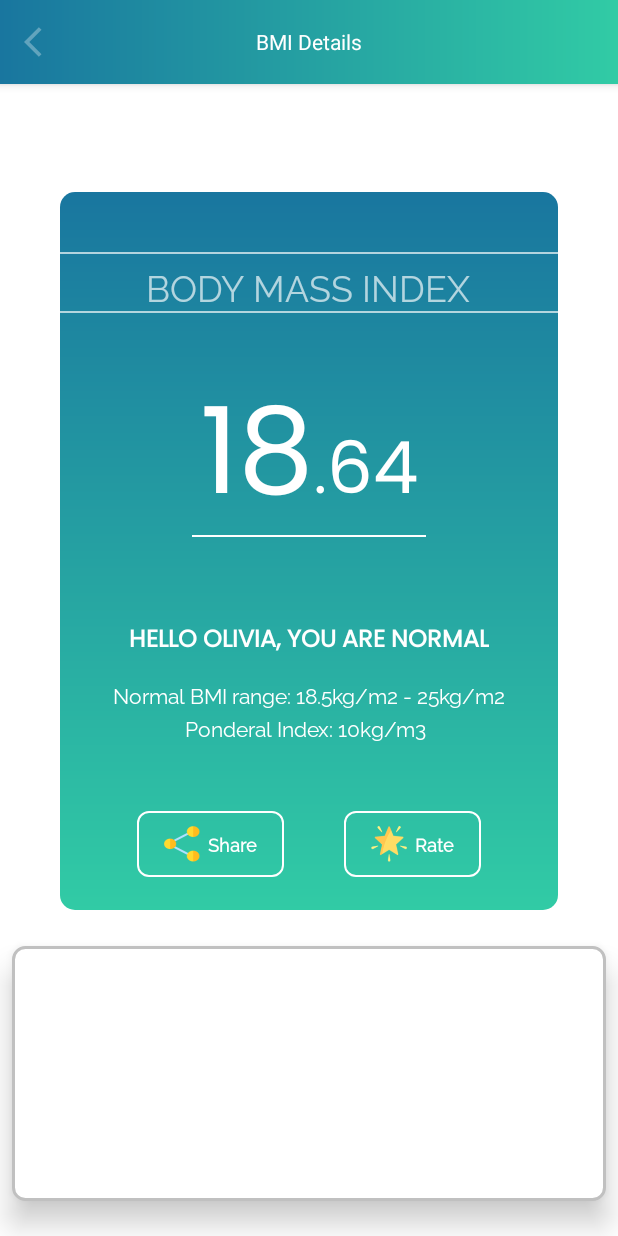
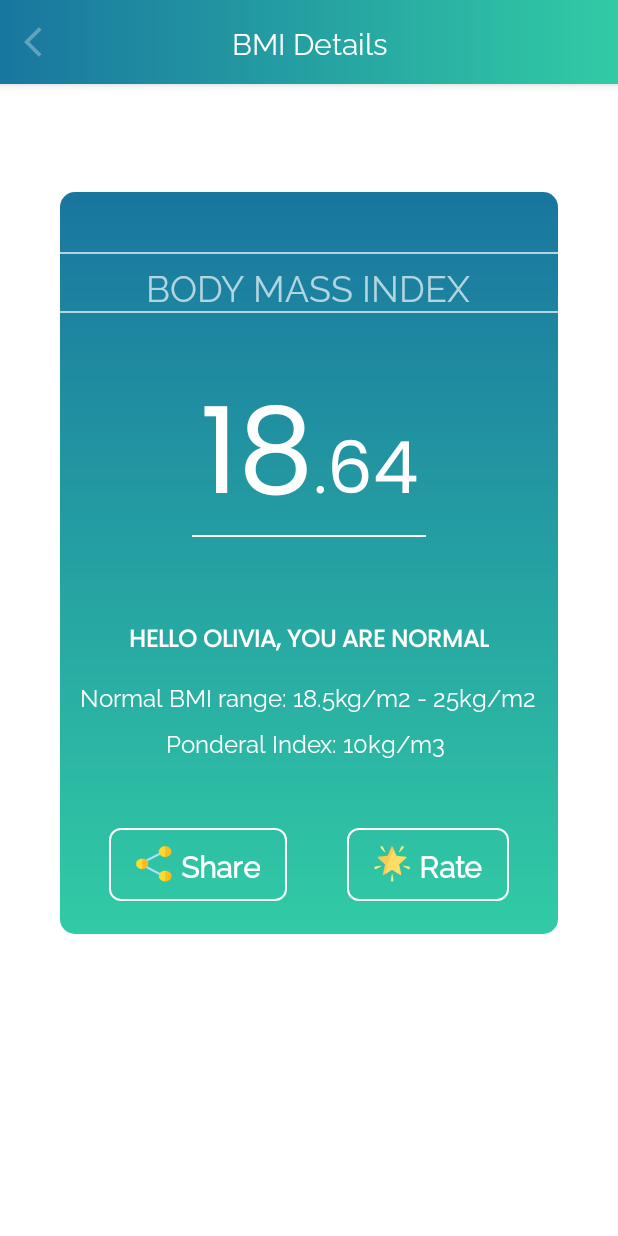
Before and after one commit to anorld-droid/BMI_Calculator, an Android app: the layout fragment_results.xml on its own in the app's theme, with its tools: preview values and no code run, on a phone screen of 412 x 824 dp. Run offline under Robolectric (Android 15) with nearby library versions, the phone set to English and light mode, and no system bars.

Commit message:
Implement style for the text appearence in toolbar of both fragments.

```diff
--- a/app/src/main/res/layout/fragment_home.xml
+++ b/app/src/main/res/layout/fragment_home.xml
@@ -23,7 +23,7 @@
             android:background="@drawable/statusbar_gradient_bg_color"
             app:navigationIcon="@drawable/ic_baseline_arrow_back_ios_24"
             app:title="@string/home_fg_title"
-            app:titleTextAppearance="@font/raleway"
+            app:titleTextAppearance="@style/ToolbarTheme"
             app:titleCentered="true"
             app:titleTextColor="@color/white" />
     </com.google.android.material.appbar.AppBarLayout>
--- a/app/src/main/res/layout/fragment_results.xml
+++ b/app/src/main/res/layout/fragment_results.xml
@@ -22,7 +22,7 @@
             android:layout_height="wrap_content"
             app:title="@string/results_fg_title"
             app:titleCentered="true"
-            app:titleTextAppearance="@font/raleway"
+            app:titleTextAppearance="@style/ToolbarTheme"
             app:navigationIcon="@drawable/ic_baseline_arrow_back_ios_24"
             android:background="@drawable/statusbar_gradient_bg_color"
             app:titleTextColor="@color/white"
@@ -60,7 +60,7 @@
             android:textColor="@color/divider_color"
             android:textSize="24sp"
             android:textStyle="normal"
-            android:text="BODY MASS INDEX" />
+            android:text="@string/body_mass_index" />
 
         <com.google.android.material.divider.MaterialDivider
             android:layout_width="match_parent"
@@ -80,7 +80,7 @@
                 android:layout_height="wrap_content"
                 android:layout_gravity="start|bottom"
                 android:fontFamily="@font/poppins"
-                android:text="18"
+                tools:text="18"
                 android:textColor="@color/white"
                 android:textSize="80sp"
                 android:textStyle="normal" />
@@ -90,7 +90,7 @@
                 android:layout_height="wrap_content"
                 android:layout_gravity="bottom|center_horizontal"
                 android:fontFamily="@font/poppins"
-                android:text="."
+                android:text="@string/dot"
                 android:textColor="@color/white"
                 android:textSize="40sp"
                 android:textStyle="normal" />
@@ -101,7 +101,7 @@
                 android:layout_height="wrap_content"
                 android:layout_gravity="bottom|center_horizontal"
                 android:fontFamily="@font/poppins"
-                android:text="64"
+                tools:text="64"
                 android:textColor="@color/white"
                 android:textSize="48sp"
                 android:textStyle="normal" />
@@ -134,19 +134,19 @@
             android:layout_marginTop="12dp"
             android:fontFamily="@font/raleway"
             android:textColor="@color/white"
-            android:textSize="14sp"
+            android:textSize="16sp"
             android:textStyle="normal"
-            android:text="Normal BMI range: 18.5kg/m2 - 25kg/m2" />
+            tools:text="Normal BMI range: 18.5kg/m2 - 25kg/m2" />
 
         <TextView
             android:id="@+id/txt_vw_ponderal_index"
             android:layout_width="wrap_content"
             android:layout_height="wrap_content"
             android:layout_gravity="bottom|center_horizontal"
-            android:layout_marginTop="2dp"
+            android:layout_marginTop="8dp"
             android:fontFamily="@font/raleway"
             android:textColor="@color/white"
-            android:textSize="14sp"
+            android:textSize="16sp"
             android:textStyle="normal"
             tools:text="Ponderal Index: 10kg/m3 " />
 
@@ -170,7 +170,7 @@
                 android:textAppearance="@style/TextAppearance.AppCompat.Small"
                 android:textColor="@color/white"
                 android:textStyle="bold"
-                android:textSize="12sp"
+                android:textSize="20sp"
                 android:paddingStart="18dp"
                 android:paddingEnd="18dp"
                 android:paddingTop="10dp"
@@ -193,7 +193,7 @@
                 android:layout_marginStart="40dp"
                 android:fontFamily="@font/raleway"
                 android:text="@string/rate"
-                android:textSize="12sp"
+                android:textSize="20sp"
                 android:textAllCaps="false"
                 android:paddingStart="18dp"
                 app:iconPadding="5dp"
@@ -221,10 +221,8 @@
         android:layout_marginTop="8dp"
         android:layout_marginEnd="8dp"
         android:layout_marginBottom="8dp"
-        android:elevation="12dp"
-        android:background="@drawable/rounded_corner_edit_text"
         app:layout_constraintBottom_toBottomOf="parent"
         app:layout_constraintEnd_toEndOf="parent"
         app:layout_constraintStart_toStartOf="parent"
-        app:layout_constraintTop_toBottomOf="@+id/linearLayout" />
+         />
 </androidx.constraintlayout.widget.ConstraintLayout>
--- a/app/src/main/res/values/strings.xml
+++ b/app/src/main/res/values/strings.xml
@@ -15,4 +15,6 @@
     <string name="enter_personal_details">Enter Personal Details</string>
     <string name="interstitial_unit_id">ca-app-pub-3940256099942544/1033173712</string>
     <string name="native_unit_id">ca-app-pub-3940256099942544/2247696110</string>
+    <string name="dot">.</string>
+    <string name="body_mass_index">BODY MASS INDEX</string>
 </resources>
--- a/app/src/main/res/values/styles.xml
+++ b/app/src/main/res/values/styles.xml
@@ -12,4 +12,11 @@
         <item name="android:textStyle">bold</item>
 
     </style>
+
+    <style name="ToolbarTheme" parent="Theme.PatriceMulindi">
+        <item name="android:textSize">20sp</item>
+        <item name="android:textStyle">normal</item>
+        <item name="android:fontFamily">@font/raleway</item>
+
+    </style>
 </resources>
```
